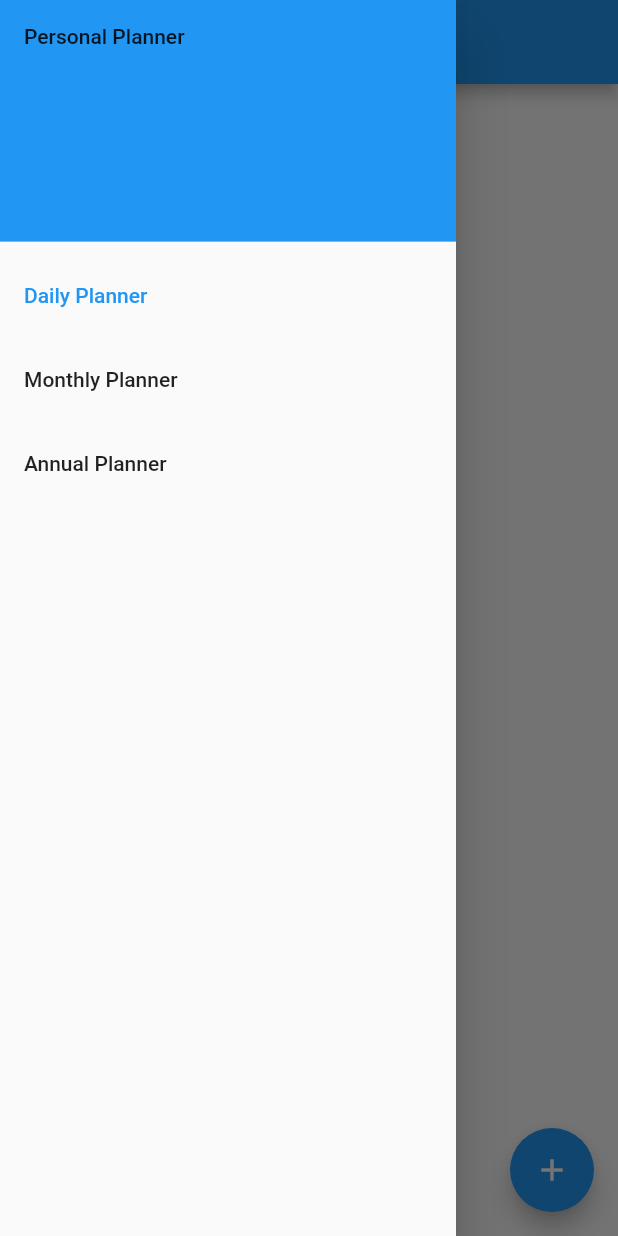
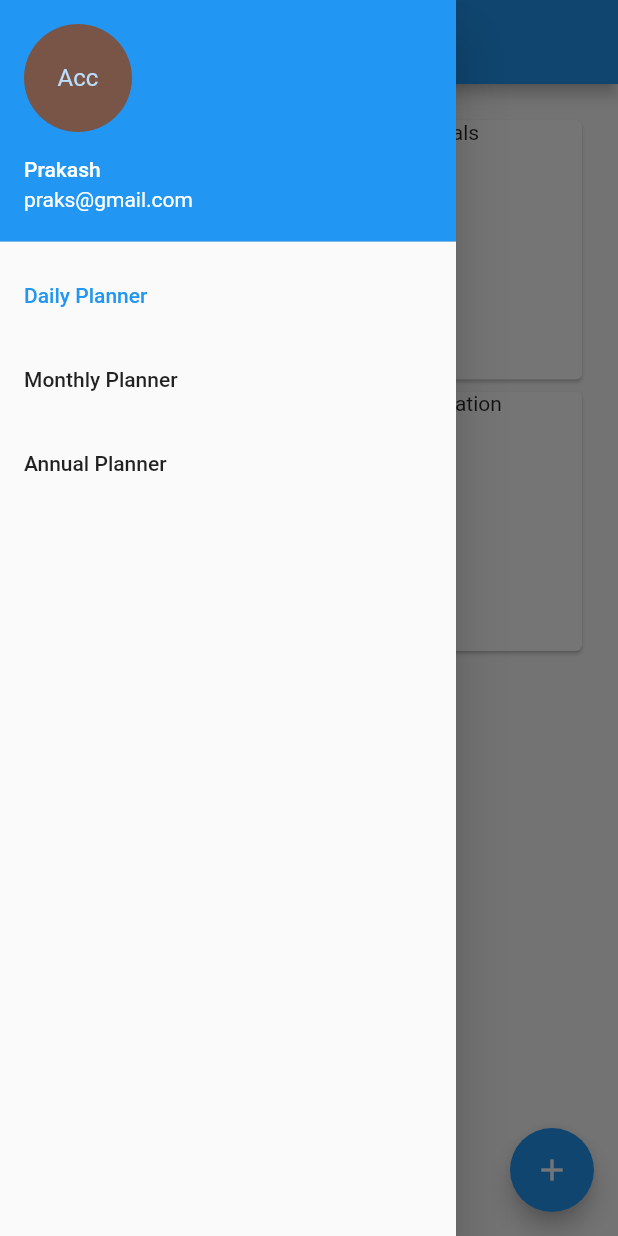
Before and after one commit to zeoneo/personal_planner, a Flutter app: the screen it shows after launch, with the side drawer open, on a phone screen of 412 x 824 dp. Run offline on Flutter 3.47's test engine with Material 2 defaults, Android fonts, the phone set to English and light mode, and no system bars.

Commit message:
Add separate view components

```diff
--- /dev/null
+++ b/lib/annual_planner.dart
@@ -0,0 +1,26 @@
+import 'package:flutter/material.dart';
+
+class AnnualPlanner extends StatefulWidget {
+  AnnualPlanner({Key key}) : super(key: key);
+
+  @override
+  AnnualPlannerState createState() {
+    return new AnnualPlannerState();
+  }
+}
+
+class AnnualPlannerState extends State<AnnualPlanner> {
+  @override
+  Widget build(BuildContext context) {
+    return new Center(
+        child: new Row(
+      mainAxisAlignment: MainAxisAlignment.center,
+      children: <Widget>[
+        new Text(
+          "Annual Planner",
+          style: new TextStyle(fontSize: 48.0, fontWeight: FontWeight.w300),
+        ),
+      ],
+    ));
+  }
+}
--- /dev/null
+++ b/lib/daily_planner.dart
@@ -0,0 +1,57 @@
+import 'package:flutter/material.dart';
+import 'daily_planner_view/schedule_view.dart';
+import 'daily_planner_view/goals_view.dart';
+import 'daily_planner_view/todo_view.dart';
+import 'daily_planner_view/motivation_view.dart';
+
+class Schedule {
+  const Schedule(
+      {this.itemDetail, this.startTime, this.endTime, this.isCompleted});
+  final String itemDetail;
+  final DateTime startTime;
+  final DateTime endTime;
+  final bool isCompleted;
+}
+
+class Todo {
+  const Todo({this.itemDetails, this.isCompleted});
+  final String itemDetails;
+  final bool isCompleted;
+}
+
+class Goal {
+  const Goal({this.itemDetails, this.isCompleted});
+  final String itemDetails;
+  final bool isCompleted;
+}
+
+class DailyPlanner extends StatefulWidget {
+  DailyPlanner({Key key}) : super(key: key);
+
+  List<Todo> todos;
+  List<Schedule> scheduleItems;
+  List<Goal> goals;
+
+  @override
+  DailyPlannerState createState() {
+    return new DailyPlannerState();
+  }
+}
+
+class DailyPlannerState extends State<DailyPlanner> {
+  @override
+  Widget build(BuildContext context) {
+    return GridView.count(
+      primary: false,
+      padding: const EdgeInsets.all(20.0),
+      crossAxisSpacing: 10.0,
+      crossAxisCount: 2,
+      children: <Widget>[
+        new ScheduleView(),
+        new GoalsView(),
+        new TodoView(),
+        new MotivationView(),
+      ],
+    );
+  }
+}
--- /dev/null
+++ b/lib/daily_planner_view/goals_view.dart
@@ -0,0 +1,22 @@
+import 'package:flutter/material.dart';
+
+typedef void ScheduleClicked();
+
+class GoalsView extends StatelessWidget {
+  GoalsView({Key key, this.onClick}) : super(key: key);
+
+  final ScheduleClicked onClick;
+  @override
+  Widget build(BuildContext context) {
+    return GestureDetector(
+      onTap: onClick,
+      child: Card(
+        semanticContainer: true,
+        child: Column(
+          mainAxisSize: MainAxisSize.min,
+          children: <Widget>[new Text("Goals")],
+        ),
+      ),
+    );
+  }
+}
--- /dev/null
+++ b/lib/daily_planner_view/motivation_view.dart
@@ -0,0 +1,22 @@
+import 'package:flutter/material.dart';
+
+typedef void ScheduleClicked();
+
+class MotivationView extends StatelessWidget {
+  MotivationView({Key key, this.onClick}) : super(key: key);
+
+  final ScheduleClicked onClick;
+  @override
+  Widget build(BuildContext context) {
+    return GestureDetector(
+      onTap: onClick,
+      child: Card(
+        semanticContainer: true,
+        child: Column(
+          mainAxisSize: MainAxisSize.min,
+          children: <Widget>[new Text("Motivation")],
+        ),
+      ),
+    );
+  }
+}
--- /dev/null
+++ b/lib/daily_planner_view/schedule_view.dart
@@ -0,0 +1,35 @@
+import 'package:flutter/material.dart';
+
+typedef void ScheduleClicked();
+
+class ScheduleView extends StatelessWidget {
+  ScheduleView({Key key}) : super(key: key);
+
+  onClicked() {
+    print("Clicked");
+  }
+
+  @override
+  Widget build(BuildContext context) {
+    return GestureDetector(
+      onTap: onClicked,
+      child: Card(
+        semanticContainer: true,
+        child: Column(
+          mainAxisSize: MainAxisSize.min,
+          crossAxisAlignment: CrossAxisAlignment.start,
+          children: <Widget>[
+            Text("Schedule1"),
+            Text("Schedule1"),
+            Text("Schedule1"),
+            Text("Schedule1"),
+            Text("Schedule1"),
+            Text("Schedule1"),
+            Text("Schedule1"),
+            Text("Schedule1"),
+          ],
+        ),
+      ),
+    );
+  }
+}
--- /dev/null
+++ b/lib/daily_planner_view/todo_view.dart
@@ -0,0 +1,22 @@
+import 'package:flutter/material.dart';
+
+typedef void ScheduleClicked();
+
+class TodoView extends StatelessWidget {
+  TodoView({Key key, this.onClick}) : super(key: key);
+
+  final ScheduleClicked onClick;
+  @override
+  Widget build(BuildContext context) {
+    return GestureDetector(
+      onTap: onClick,
+      child: Card(
+        semanticContainer: true,
+        child: Column(
+          mainAxisSize: MainAxisSize.min,
+          children: <Widget>[new Text("Todo")],
+        ),
+      ),
+    );
+  }
+}
--- /dev/null
+++ b/lib/drawer.dart
@@ -0,0 +1,52 @@
+import 'package:flutter/material.dart';
+
+typedef void NavigationChangedCallback(int selectedItemIndex);
+
+class AppDrawer extends StatelessWidget {
+  AppDrawer({Key key, this.selectedItem, this.onNavigationChanged})
+      : super(key: key);
+
+  final int selectedItem;
+  final NavigationChangedCallback onNavigationChanged;
+
+  @override
+  Widget build(BuildContext context) {
+    return new Drawer(
+      child: ListView(
+        padding: EdgeInsets.zero,
+        children: <Widget>[
+          new UserAccountsDrawerHeader(
+            accountName: new Text("Prakash"),
+            accountEmail: new Text("praks@gmail.com"),
+            currentAccountPicture: new CircleAvatar(
+                backgroundColor: Colors.brown, child: new Text("Acc")),
+          ),
+          ListTile(
+            title: Text('Daily Planner'),
+            selected: selectedItem == 0,
+            onTap: () {
+              onNavigationChanged(0);
+              Navigator.pop(context);
+            },
+          ),
+          ListTile(
+            title: Text('Monthly Planner'),
+            selected: selectedItem == 1,
+            onTap: () {
+              onNavigationChanged(1);
+              Navigator.pop(context);
+            },
+          ),
+          ListTile(
+            title: Text('Annual Planner'),
+            selected: selectedItem == 2,
+            onTap: () {
+              onNavigationChanged(2);
+              Navigator.pop(context);
+            },
+          ),
+        ],
+      ),
+    );
+  }
+}
--- /dev/null
+++ b/lib/home_page.dart
@@ -0,0 +1,56 @@
+import 'package:flutter/material.dart';
+
+import 'drawer.dart';
+import 'daily_planner.dart';
+import 'annual_planner.dart';
+import 'monthly_planner.dart';
+
+class MyHomePage extends StatefulWidget {
+  MyHomePage({Key key}) : super(key: key);
+  @override
+  _MyHomePageState createState() => _MyHomePageState();
+}
+
+class _MyHomePageState extends State<MyHomePage> {
+  int _selectedPlanner = 0;
+  List<String> titles = ["Daily Planner", "Monthly Planner", "Annual Planner"];
+
+  void _setSelectedPlanner(int _index) {
+    setState(() {
+      _selectedPlanner = _index;
+      _getDrawerItemScreen(_index);
+    });
+  }
+
+  _getDrawerItemScreen(_selectedItem) {
+    var screen;
+    switch (_selectedItem) {
+      case 1:
+        screen = MonthlyPlanner();
+        break;
+      case 2:
+        screen = AnnualPlanner();
+        break;
+      default:
+        screen = DailyPlanner();
+    }
+    return screen;
+  }
+
+  @override
+  Widget build(BuildContext context) {
+    return Scaffold(
+      appBar: AppBar(
+        title: Text(titles[_selectedPlanner]),
+      ),
+      body: _getDrawerItemScreen(_selectedPlanner),
+      drawer: AppDrawer(
+          selectedItem: _selectedPlanner,
+          onNavigationChanged: _setSelectedPlanner),
+      floatingActionButton: FloatingActionButton(
+        tooltip: 'Increment',
+        child: Icon(Icons.add),
+      ),
+    );
+  }
+}
--- a/lib/main.dart
+++ b/lib/main.dart
@@ -1,4 +1,5 @@
 import 'package:flutter/material.dart';
+import 'home_page.dart';
 
 void main() => runApp(MyApp());
 
@@ -9,149 +10,9 @@ class MyApp extends StatelessWidget {
     return MaterialApp(
       title: 'Daily Planner',
       theme: ThemeData(
-        // This is the theme of your application.
-        //
-        // Try running your application with "flutter run". You'll see the
-        // application has a blue toolbar. Then, without quitting the app, try
-        // changing the primarySwatch below to Colors.green and then invoke
-        // "hot reload" (press "r" in the console where you ran "flutter run",
-        // or simply save your changes to "hot reload" in a Flutter IDE).
-        // Notice that the counter didn't reset back to zero; the application
-        // is not restarted.
         primarySwatch: Colors.blue,
       ),
-      home: MyHomePage(title: 'Daily Planner'),
+      home: MyHomePage(),
     );
   }
 }
-
-class MyHomePage extends StatefulWidget {
-  MyHomePage({Key key, this.title}) : super(key: key);
-
-  // This widget is the home page of your application. It is stateful, meaning
-  // that it has a State object (defined below) that contains fields that affect
-  // how it looks.
-
-  // This class is the configuration for the state. It holds the values (in this
-  // case the title) provided by the parent (in this case the App widget) and
-  // used by the build method of the State. Fields in a Widget subclass are
-  // always marked "final".
-
-  final String title;
-
-  @override
-  _MyHomePageState createState() => _MyHomePageState();
-}
-
-class TabBarDemo extends StatelessWidget {
-  @override
-  Widget build(BuildContext context) {
-    return MaterialApp(
-      home: DefaultTabController(
-        length: 3,
-        child: Scaffold(
-          appBar: AppBar(
-            bottom: TabBar(
-              tabs: [
-                Tab(icon: Icon(Icons.directions_car)),
-                Tab(icon: Icon(Icons.directions_transit)),
-                Tab(icon: Icon(Icons.directions_bike)),
-              ],
-            ),
-            title: Text('Tabs Demo'),
-          ),
-          body: TabBarView(
-            children: [
-              Icon(Icons.directions_car),
-              Icon(Icons.directions_transit),
-              Icon(Icons.directions_bike),
-            ],
-          ),
-        ),
-      ),
-    );
-  }
-}
-
-class _MyHomePageState extends State<MyHomePage> {
-  int _selectedPlanner = 0;
-  List<String> titles = ["Daily Planner", "Monthly Planner", "Annual Planner"];
-
-  void _setSelectedPlanner(int _index) {
-    setState(() {
-      // This call to setState tells the Flutter framework that something has
-      // changed in this State, which causes it to rerun the build method below
-      // so that the display can reflect the updated values. If we changed
-      // _counter without calling setState(), then the build method would not be
-      // called again, and so nothing would appear to happen.
-      _selectedPlanner = _index;
-    });
-  }
-
-  @override
-  Widget build(BuildContext context) {
-    // This method is rerun every time setState is called, for instance as done
-    // by the _incrementCounter method above.
-    //
-    // The Flutter framework has been optimized to make rerunning build methods
-    // fast, so that you can just rebuild anything that needs updating rather
-    // than having to individually change instances of widgets.
-    return Scaffold(
-      appBar: AppBar(
-        // Here we take the value from the MyHomePage object that was created by
-        // the App.build method, and use it to set our appbar title.
-        title: Text(titles[_selectedPlanner]),
-      ),
-      body: Center(
-        // Center is a layout widget. It takes a single child and positions it
-        // in the middle of the parent.
-        child: Column(
-          mainAxisAlignment: MainAxisAlignment.center,
-          children: <Widget>[],
-        ),
-      ),
-      drawer: Drawer(
-        child: ListView(
-          // Important: Remove any padding from the ListView.
-          padding: EdgeInsets.zero,
-          children: <Widget>[
-            DrawerHeader(
-              child: Text('Personal Planner'),
-              decoration: BoxDecoration(
-                color: Colors.blue,
-              ),
-            ),
-            ListTile(
-              title: Text('Daily Planner'),
-              selected: _selectedPlanner == 0,
-              onTap: () {
-                _setSelectedPlanner(0);
-                Navigator.pop(context);
-              },
-            ),
-            ListTile(
-              title: Text('Monthly Planner'),
-              selected: _selectedPlanner == 1,
-              onTap: () {
-                _setSelectedPlanner(1);
-                Navigator.pop(context);
-              },
-            ),
-            ListTile(
-              title: Text('Annual Planner'),
-              selected: _selectedPlanner == 2,
-              onTap: () {
-                _setSelectedPlanner(2);
-                Navigator.pop(context);
-              },
-            ),
-          ],
-        ),
-      ),
-      floatingActionButton: FloatingActionButton(
-        tooltip: 'Increment',
-        child: Icon(Icons.add),
-      ), // This trailing comma makes auto-formatting nicer for build methods.
-    );
-  }
-}
--- /dev/null
+++ b/lib/monthly_planner.dart
@@ -0,0 +1,26 @@
+import 'package:flutter/material.dart';
+
+class MonthlyPlanner extends StatefulWidget {
+  MonthlyPlanner({Key key}) : super(key: key);
+
+  @override
+  MonthlyPlannerState createState() {
+    return new MonthlyPlannerState();
+  }
+}
+
+class MonthlyPlannerState extends State<MonthlyPlanner> {
+  @override
+  Widget build(BuildContext context) {
+    return new Center(
+        child: new Row(
+      mainAxisAlignment: MainAxisAlignment.center,
+      children: <Widget>[
+        new Text(
+          "Monthly Planner",
+          style: new TextStyle(fontSize: 48.0, fontWeight: FontWeight.w300),
+        ),
+      ],
+    ));
+  }
+}
```
Also changed, not shown: 1 other file.
